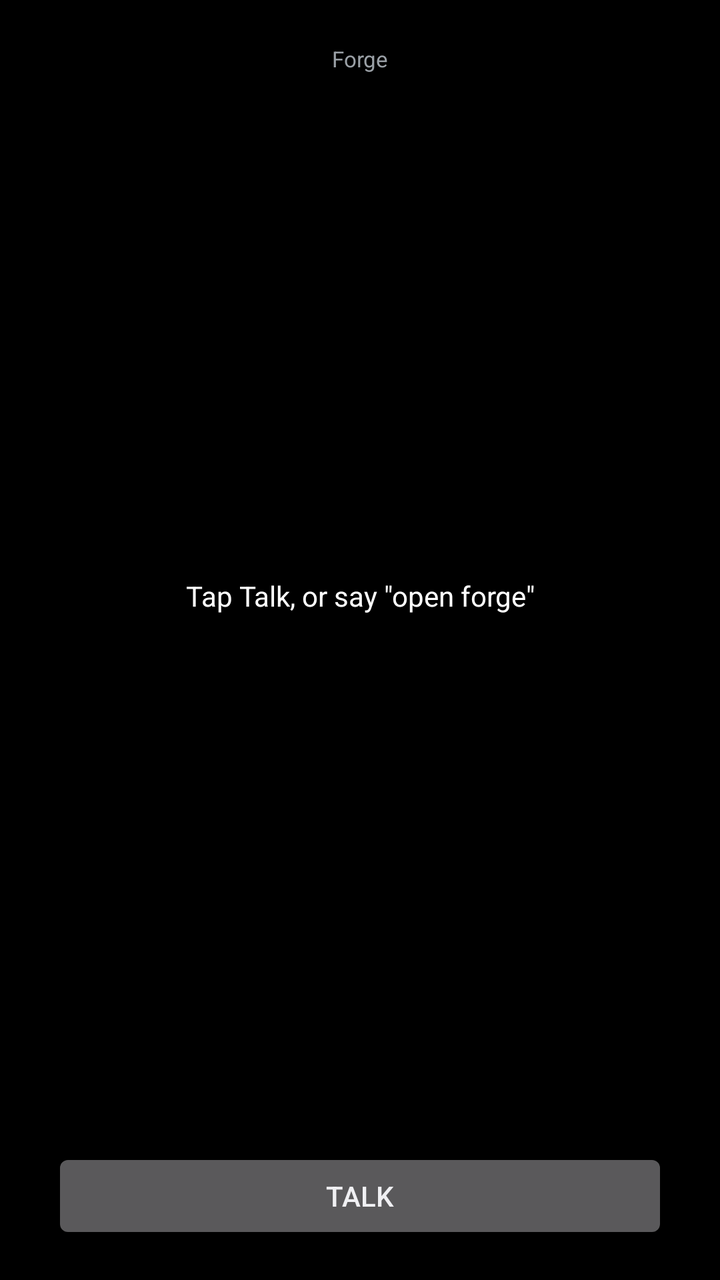
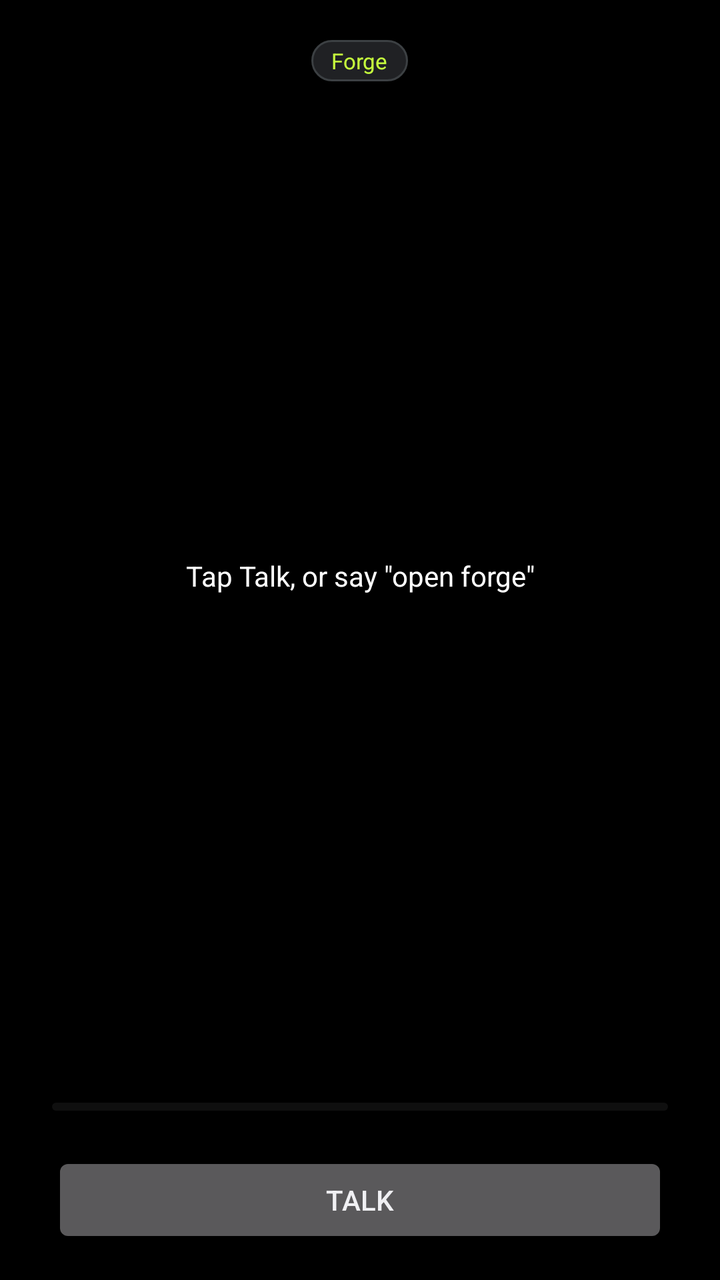

Screens rendered from an Android XML layout before and after an edit, with the pre-edit source and the edit as a unified diff.
<!-- AndroidManifest.xml: application theme android:Theme.DeviceDefault -->
<!-- res/layout/activity_dictation.xml -->
<?xml version="1.0" encoding="utf-8"?>
<LinearLayout xmlns:android="http://schemas.android.com/apk/res/android"
    android:layout_width="match_parent"
    android:layout_height="match_parent"
    android:background="#000000"
    android:orientation="vertical"
    android:gravity="center_horizontal"
    android:paddingTop="22dp"
    android:paddingBottom="18dp"
    android:paddingStart="26dp"
    android:paddingEnd="26dp">

    
    <TextView
        android:id="@+id/status"
        android:layout_width="match_parent"
        android:layout_height="wrap_content"
        android:gravity="center"
        android:maxLines="2"
        android:text="@string/state_off"
        android:textColor="#9AA0A6"
        android:textSize="11sp" />

    <TextView
        android:id="@+id/transcript"
        android:layout_width="match_parent"
        android:layout_height="0dp"
        android:layout_weight="1"
        android:layout_marginTop="6dp"
        android:gravity="center"
        android:maxLines="5"
        android:ellipsize="start"
        android:text="@string/tap_to_talk"
        android:textColor="#FFFFFF"
        android:textSize="14sp" />

    <TextView
        android:id="@+id/notice"
        android:layout_width="match_parent"
        android:layout_height="wrap_content"
        android:gravity="center"
        android:maxLines="2"
        android:textColor="#C6FF3D"
        android:textSize="11sp" />

    <LinearLayout
        android:layout_width="match_parent"
        android:layout_height="wrap_content"
        android:layout_marginTop="6dp"
        android:orientation="horizontal"
        android:gravity="center">

        <Button
            android:id="@+id/mic"
            android:layout_width="0dp"
            android:layout_height="wrap_content"
            android:layout_weight="1"
            android:text="@string/talk" />

        
        <Button
            android:id="@+id/send"
            android:layout_width="0dp"
            android:layout_height="wrap_content"
            android:layout_weight="1"
            android:layout_marginStart="6dp"
            android:text="@string/send"
            android:visibility="gone" />
    </LinearLayout>
</LinearLayout>
<!-- resources referenced by this layout -->
<resources>
  <string name="send">Send</string>
  <string name="state_off">Forge</string>
  <string name="talk">Talk</string>
  <string name="tap_to_talk">Tap Talk, or say \"open forge\"</string>
</resources>

<!-- the commit's change to res/layout/activity_dictation.xml (unified diff, before → after) -->
@@ -5,39 +5,72 @@
     android:background="#000000"
     android:orientation="vertical"
     android:gravity="center_horizontal"
-    android:paddingTop="22dp"
-    android:paddingBottom="18dp"
+    android:keepScreenOn="true"
+    android:paddingTop="20dp"
+    android:paddingBottom="16dp"
     android:paddingStart="26dp"
     android:paddingEnd="26dp">
 
     
     <TextView
         android:id="@+id/status"
-        android:layout_width="match_parent"
+        android:layout_width="wrap_content"
         android:layout_height="wrap_content"
         android:gravity="center"
-        android:maxLines="2"
+        android:maxLines="1"
+        android:ellipsize="middle"
+        android:background="@drawable/bg_chip"
+        android:paddingTop="3dp"
+        android:paddingBottom="3dp"
+        android:paddingStart="10dp"
+        android:paddingEnd="10dp"
         android:text="@string/state_off"
-        android:textColor="#9AA0A6"
+        android:textColor="#C6FF3D"
         android:textSize="11sp" />
 
+    
     <TextView
         android:id="@+id/transcript"
         android:layout_width="match_parent"
         android:layout_height="0dp"
         android:layout_weight="1"
-        android:layout_marginTop="6dp"
+        android:layout_marginTop="4dp"
         android:gravity="center"
-        android:maxLines="5"
+        android:maxLines="4"
         android:ellipsize="start"
         android:text="@string/tap_to_talk"
         android:textColor="#FFFFFF"
         android:textSize="14sp" />
 
+    
+    <TextView
+        android:id="@+id/partial"
+        android:layout_width="match_parent"
+        android:layout_height="wrap_content"
+        android:gravity="center"
+        android:maxLines="2"
+        android:ellipsize="start"
+        android:textColor="#9AA0A6"
+        android:textStyle="italic"
+        android:textSize="12sp" />
+
+    
+    <ProgressBar
+        android:id="@+id/level"
+        style="?android:attr/progressBarStyleHorizontal"
+        android:layout_width="match_parent"
+        android:layout_height="4dp"
+        android:layout_marginTop="4dp"
+        android:max="100"
+        android:progress="0"
+        android:progressTint="#C6FF3D"
+        android:progressBackgroundTint="#333333" />
+
     <TextView
         android:id="@+id/notice"
         android:layout_width="match_parent"
         android:layout_height="wrap_content"
+        android:layout_marginTop="2dp"
         android:gravity="center"
         android:maxLines="2"
         android:textColor="#C6FF3D"
@@ -46,7 +79,7 @@
     <LinearLayout
         android:layout_width="match_parent"
         android:layout_height="wrap_content"
-        android:layout_marginTop="6dp"
+        android:layout_marginTop="4dp"
         android:orientation="horizontal"
         android:gravity="center">
 
@@ -64,6 +97,8 @@
             android:layout_height="wrap_content"
             android:layout_weight="1"
             android:layout_marginStart="6dp"
+            android:backgroundTint="#C6FF3D"
+            android:textColor="#000000"
             android:text="@string/send"
             android:visibility="gone" />
     </LinearLayout>
<!-- resource entries referenced after the edit -->
@@ -1,5 +1,15 @@
 <!-- resources referenced by this layout -->
 <resources>
+  <!-- drawable bg_chip (drawable) -->
+  <?xml version="1.0" encoding="utf-8"?>
+  <shape xmlns:android="http://schemas.android.com/apk/res/android"
+      android:shape="rectangle">
+      <solid android:color="#202124" />
+      <corners android:radius="14dp" />
+      <stroke
+          android:width="1dp"
+          android:color="#3C4043" />
+  </shape>
   <string name="send">Send</string>
   <string name="state_off">Forge</string>
   <string name="talk">Talk</string>
